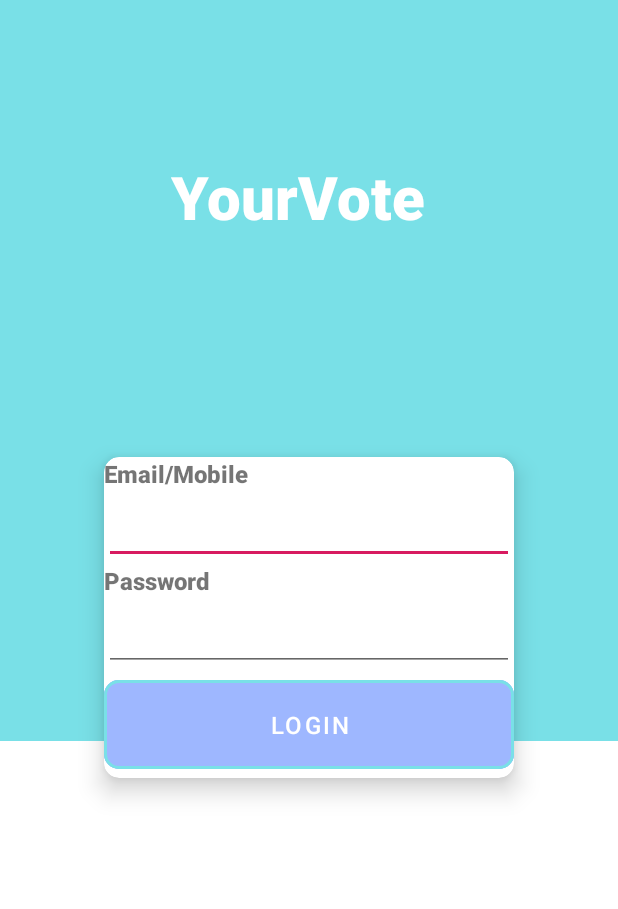
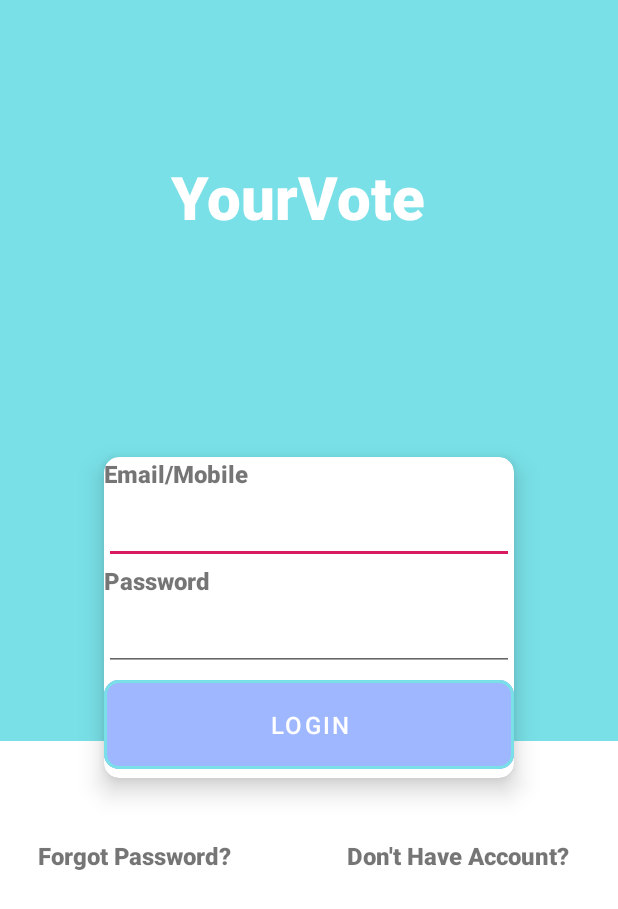
Before and after one commit to mitulp534/Final_Project, an Android app: the login screen opened directly, with no data from a screen before it, on a phone screen of 412 x 824 dp. Shown: the top 909 px of the screen. Run offline under Robolectric (Android 15) with nearby library versions, the phone set to English and light mode, and no system bars.

Commit message:
login page updated

```diff
--- a/app/src/main/res/layout/activity_login.xml
+++ b/app/src/main/res/layout/activity_login.xml
@@ -31,7 +31,6 @@
                 android:paddingLeft="4dp"
                 android:paddingBottom="2dp"
                 android:textSize="40sp"
-
                 android:text="@string/app_name"/>
         </LinearLayout>
 
@@ -40,7 +39,54 @@
             android:layout_width="match_parent"
             android:layout_height="0dp"
             android:layout_weight="1"
-            android:background="@android:color/white" />
+            android:background="@android:color/white">
+
+
+                <LinearLayout
+                    android:layout_marginTop="50dp"
+                    android:layout_width="match_parent"
+                    android:layout_height="50dp"
+                    android:weightSum="2"
+                    android:orientation="horizontal">
+                    <LinearLayout
+                        android:layout_width="0dp"
+                        android:layout_height="match_parent"
+                        android:layout_weight="1">
+                        <TextView
+                            android:layout_width="match_parent"
+                            android:layout_height="match_parent"
+                            android:text="@string/txt_forgot_password"
+                            android:textStyle="bold"
+                            android:textSize="16dp"
+                            android:paddingBottom="5dp"
+                            android:paddingTop="15dp"
+                            android:paddingLeft="25dp"
+                            android:paddingRight="5dp"
+                            android:fontFamily="sans-serif-black"/>
+                    </LinearLayout>
+                    <LinearLayout
+                        android:layout_width="0dp"
+                        android:layout_height="match_parent"
+                        android:layout_weight="1">
+                        <TextView
+                            android:layout_width="match_parent"
+                            android:layout_height="match_parent"
+                            android:text="@string/txt_noAccount"
+                            android:textStyle="bold"
+                            android:textSize="16dp"
+                            android:paddingBottom="5dp"
+                            android:paddingTop="15dp"
+                            android:paddingLeft="25dp"
+                            android:paddingRight="5dp"
+                            android:fontFamily="sans-serif-black"/>
+
+                    </LinearLayout>
+                </LinearLayout>
+
+
+
+
+        </LinearLayout>
 
     </LinearLayout>
 
@@ -175,5 +221,4 @@
 
     </android.support.v7.widget.CardView>
 
-
 </RelativeLayout>
--- a/app/src/main/res/values/strings.xml
+++ b/app/src/main/res/values/strings.xml
@@ -4,4 +4,6 @@
     <string name="txt_login_email">Email/Mobile</string>
     <string name="txt_login_password">Password</string>
     <string name="txt_login_button">Login</string>
+    <string name="txt_forgot_password">Forgot Password?</string>
+    <string name="txt_noAccount">Don't Have Account?</string>
 </resources>
```
